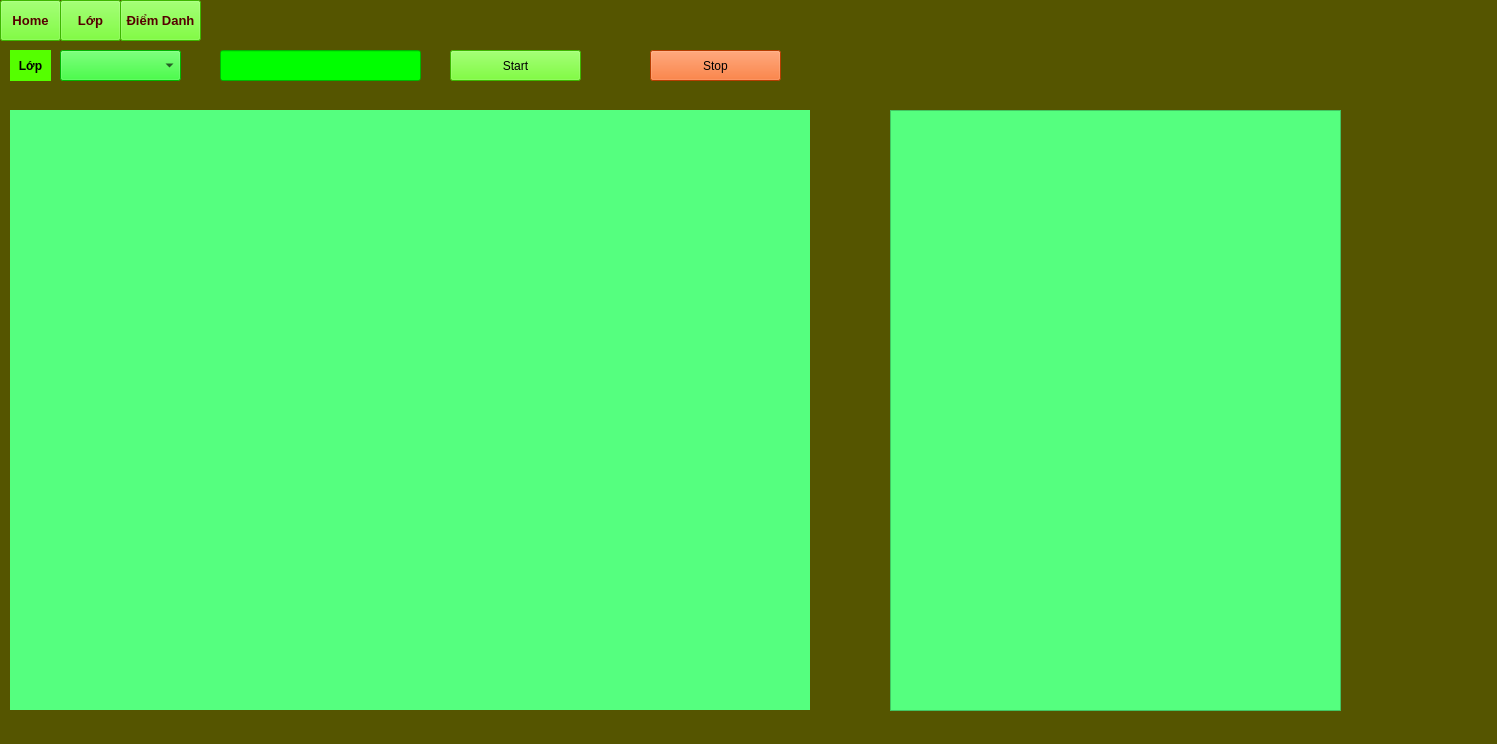
Before: the Qt Designer form app.ui in namkuner/Student_Attendance, drawn with Qt 5.
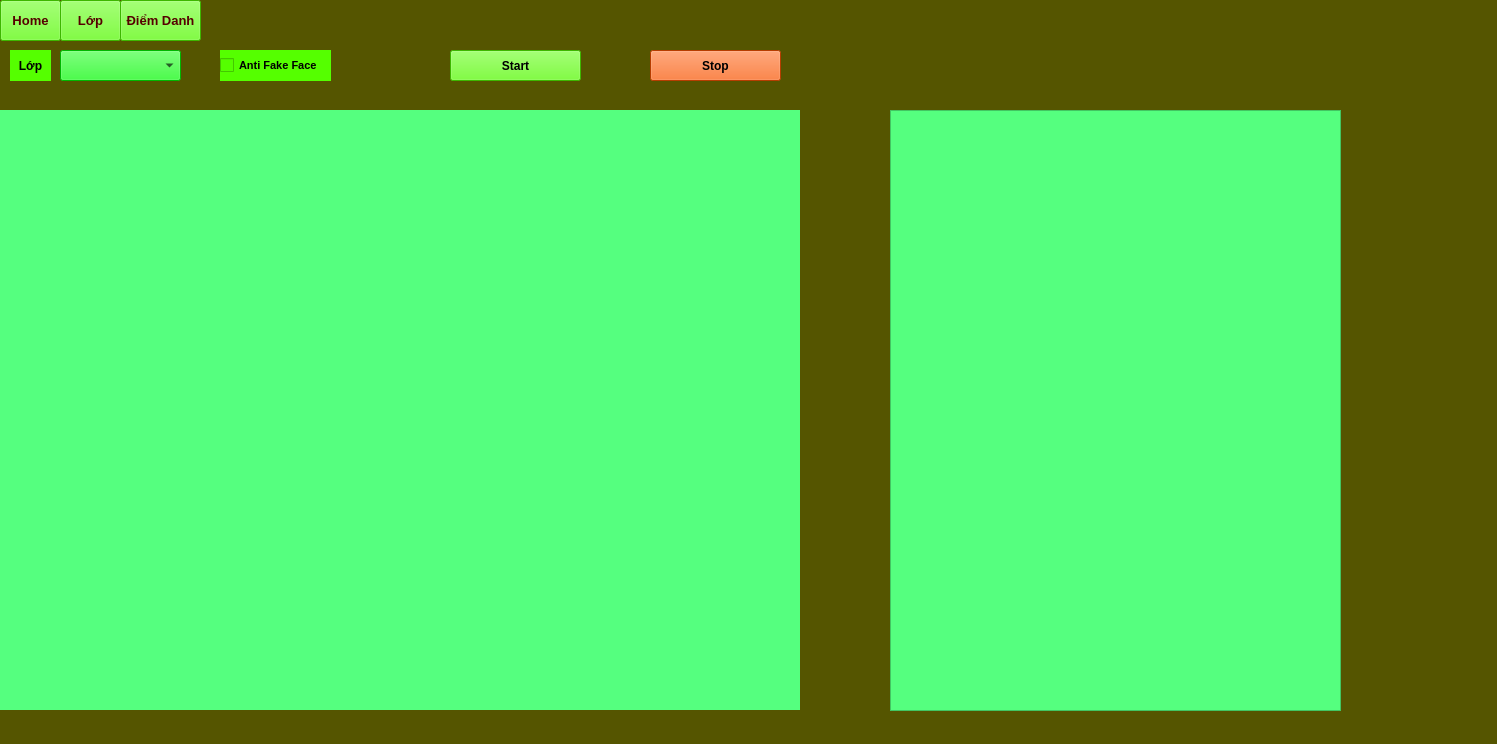
After: the same form once the commit is applied. The open tabs and pages were chosen to show the change.

Patch:
```diff
--- a/app.ui
+++ b/app.ui
@@ -619,6 +619,12 @@
         <height>31</height>
        </rect>
       </property>
+      <property name="font">
+       <font>
+        <weight>75</weight>
+        <bold>true</bold>
+       </font>
+      </property>
       <property name="styleSheet">
        <string notr="true">background-color: rgb(85, 255, 0);</string>
       </property>
@@ -629,7 +635,7 @@
      <widget class="QLabel" name="page_diemdanh_camera">
       <property name="geometry">
        <rect>
-        <x>10</x>
+        <x>0</x>
         <y>70</y>
         <width>800</width>
         <height>600</height>
@@ -641,6 +647,9 @@
       <property name="text">
        <string/>
       </property>
+      <property name="alignment">
+       <set>Qt::AlignCenter</set>
+      </property>
      </widget>
      <widget class="QPushButton" name="page_diemdanh_stop">
       <property name="geometry">
@@ -651,6 +660,12 @@
         <height>31</height>
        </rect>
       </property>
+      <property name="font">
+       <font>
+        <weight>75</weight>
+        <bold>true</bold>
+       </font>
+      </property>
       <property name="styleSheet">
        <string notr="true">background-color: rgb(255, 85, 0);</string>
       </property>
@@ -722,17 +737,36 @@
        <string notr="true">background-color: rgb(85, 255, 127);</string>
       </property>
      </widget>
-     <widget class="QLineEdit" name="page_diemdanh_localhost">
+     <widget class="QCheckBox" name="page_diemdanh_antispoofing">
       <property name="geometry">
        <rect>
         <x>220</x>
         <y>10</y>
-        <width>201</width>
+        <width>111</width>
         <height>31</height>
        </rect>
       </property>
+      <property name="font">
+       <font>
+        <pointsize>8</pointsize>
+        <weight>75</weight>
+        <bold>true</bold>
+       </font>
+      </property>
       <property name="styleSheet">
-       <string notr="true">background-color: rgb(0, 255, 0);</string>
+       <string notr="true">background-color: rgb(85, 255, 0);</string>
+      </property>
+      <property name="inputMethodHints">
+       <set>Qt::ImhNone</set>
+      </property>
+      <property name="text">
+       <string>Anti Fake Face</string>
+      </property>
+      <property name="iconSize">
+       <size>
+        <width>40</width>
+        <height>40</height>
+       </size>
       </property>
      </widget>
     </widget>
```
Left out of the diff: 33 changed lines with no effect on the pictures.
